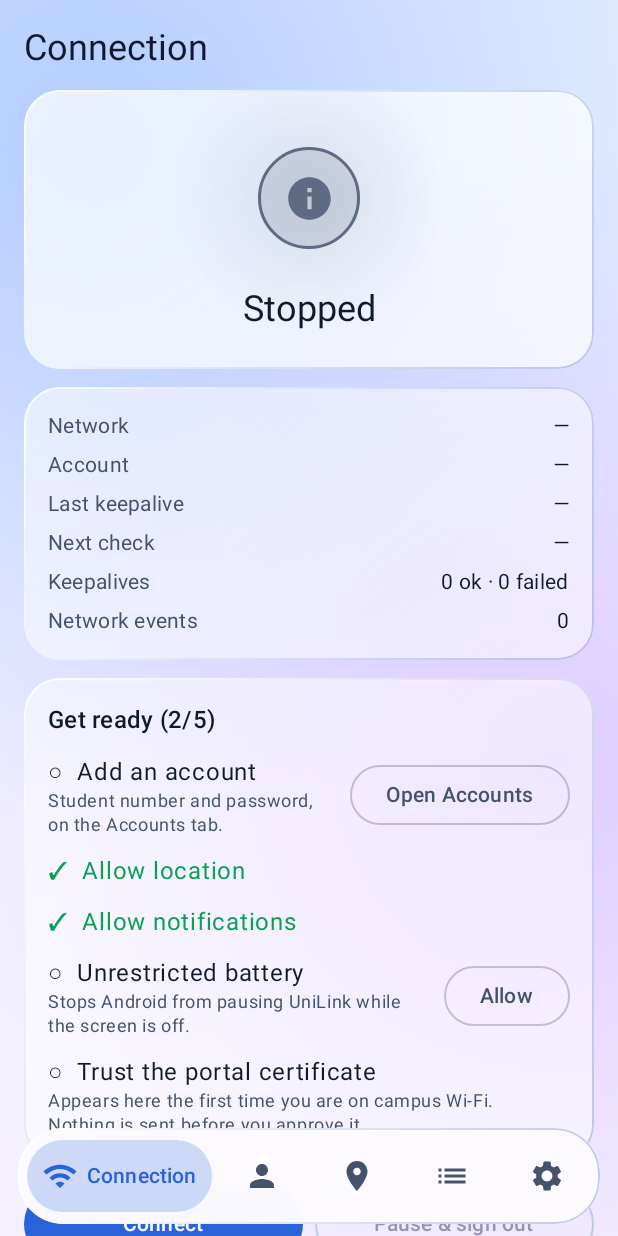
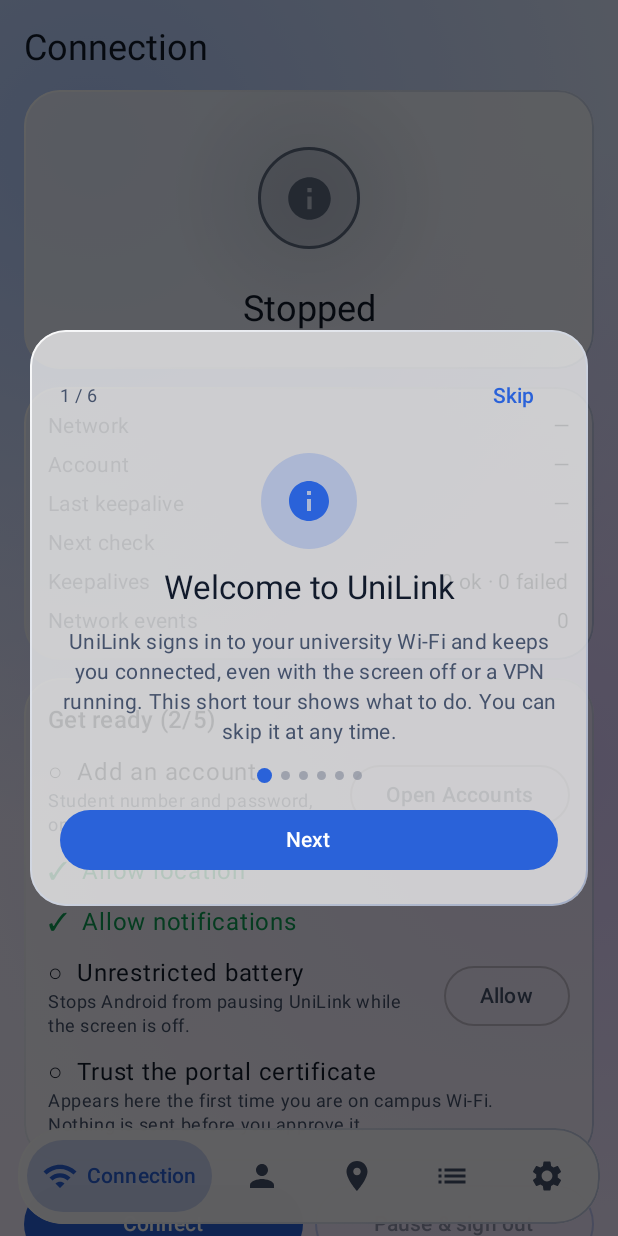
Before and after one commit to Mrzzan05/UniLink-Android, an Android app built with Jetpack Compose: the screen it shows after launch (MainActivity), on a phone screen of 412 x 824 dp. Run offline under Robolectric (Android 15) with nearby library versions, the phone set to English and light mode, and no system bars; pictures from the network do not load.

Commit message:
v1.13.0: first-run tour, battery guide, README and showcase

```diff
--- a/app/build.gradle.kts
+++ b/app/build.gradle.kts
@@ -12,8 +12,8 @@ android {
         applicationId = "ir.unilink.android"
         minSdk = 26
         targetSdk = 35
-        versionCode = 27
-        versionName = "1.12.1"
+        versionCode = 28
+        versionName = "1.13.0"
 
         // Drop translations of libraries we don't ship a UI for (the app itself is en + fa).
         @Suppress("DEPRECATION")
--- a/app/src/main/java/ir/unilink/android/ui/ActivitySettingsScreens.kt
+++ b/app/src/main/java/ir/unilink/android/ui/ActivitySettingsScreens.kt
@@ -224,6 +224,13 @@ fun SettingsScreen(app: UniLinkApp) {
             ) { requestBatteryUnrestricted(ctx) }
         }
 
+        BatteryGuidePanel()
+
+        OutlinedButton(
+            onClick = { app.store.updateSettings { it.copy(tourDone = false) } },
+            modifier = Modifier.padding(top = 6.dp),
+        ) { Text(stringResource(R.string.set_tour_again)) }
+
         AboutPanel()
 
         Button(
--- a/app/src/main/java/ir/unilink/android/ui/AppRoot.kt
+++ b/app/src/main/java/ir/unilink/android/ui/AppRoot.kt
@@ -47,6 +47,7 @@ import androidx.compose.material3.Scaffold
 import androidx.compose.material3.Text
 import androidx.compose.runtime.Composable
 import androidx.compose.runtime.CompositionLocalProvider
+import androidx.compose.runtime.collectAsState
 import androidx.compose.runtime.getValue
 import androidx.compose.runtime.remember
 import androidx.compose.ui.Alignment
@@ -92,6 +93,7 @@ fun AppRoot(app: UniLinkApp) {
     val scope = rememberCoroutineScope()
     val tick = rememberTick()
     val selected = pager.targetPage
+    val appData by app.store.data.collectAsState()
 
     fun goTo(i: Int) {
         scope.launch { pager.animateScrollToPage(i, animationSpec = spring(dampingRatio = 0.85f, stiffness = Spring.StiffnessLow)) }
@@ -177,6 +179,9 @@ fun AppRoot(app: UniLinkApp) {
                 }
             }
         }
+        if (!appData.settings.tourDone) {
+            TourOverlay { app.store.updateSettings { it.copy(tourDone = true) } }
+        }
     }
 }
 
--- /dev/null
+++ b/app/src/main/java/ir/unilink/android/ui/Guide.kt
@@ -0,0 +1,208 @@
+package ir.unilink.android.ui
+
+import android.os.Build
+import androidx.activity.compose.BackHandler
+import androidx.annotation.StringRes
+import androidx.compose.animation.AnimatedContent
+import androidx.compose.animation.core.tween
+import androidx.compose.animation.fadeIn
+import androidx.compose.animation.fadeOut
+import androidx.compose.animation.togetherWith
+import androidx.compose.foundation.background
+import androidx.compose.foundation.clickable
+import androidx.compose.foundation.interaction.MutableInteractionSource
+import androidx.compose.foundation.layout.Arrangement
+import androidx.compose.foundation.layout.Box
+import androidx.compose.foundation.layout.Column
+import androidx.compose.foundation.layout.Row
+import androidx.compose.foundation.layout.fillMaxSize
+import androidx.compose.foundation.layout.fillMaxWidth
+import androidx.compose.foundation.layout.padding
+import androidx.compose.foundation.layout.size
+import androidx.compose.foundation.shape.CircleShape
+import androidx.compose.foundation.shape.RoundedCornerShape
+import androidx.compose.material.icons.Icons
+import androidx.compose.material.icons.filled.Check
+import androidx.compose.material.icons.filled.Info
+import androidx.compose.material.icons.filled.Lock
+import androidx.compose.material.icons.filled.Person
+import androidx.compose.material.icons.filled.Refresh
+import androidx.compose.material.icons.filled.Settings
+import androidx.compose.material3.Button
+import androidx.compose.material3.Icon
+import androidx.compose.material3.MaterialTheme
+import androidx.compose.material3.OutlinedButton
+import androidx.compose.material3.Text
+import androidx.compose.material3.TextButton
+import androidx.compose.runtime.Composable
+import androidx.compose.runtime.getValue
+import androidx.compose.runtime.mutableIntStateOf
+import androidx.compose.runtime.mutableStateOf
+import androidx.compose.runtime.remember
+import androidx.compose.runtime.setValue
+import androidx.compose.ui.Alignment
+import androidx.compose.ui.Modifier
+import androidx.compose.ui.draw.clip
+import androidx.compose.ui.graphics.Color
+import androidx.compose.ui.graphics.vector.ImageVector
+import androidx.compose.ui.platform.LocalContext
+import androidx.compose.ui.res.stringResource
+import androidx.compose.ui.text.style.TextAlign
+import androidx.compose.ui.unit.dp
+import ir.unilink.android.R
+
+private class TourStep(val icon: ImageVector, @StringRes val title: Int, @StringRes val body: Int)
+
+private val tourSteps = listOf(
+    TourStep(Icons.Default.Info, R.string.tour1_title, R.string.tour1_body),
+    TourStep(Icons.Default.Person, R.string.tour2_title, R.string.tour2_body),
+    TourStep(Icons.Default.Lock, R.string.tour3_title, R.string.tour3_body),
+    TourStep(Icons.Default.Check, R.string.tour4_title, R.string.tour4_body),
+    TourStep(Icons.Default.Refresh, R.string.tour5_title, R.string.tour5_body),
+    TourStep(Icons.Default.Settings, R.string.tour6_title, R.string.tour6_body),
+)
+
+/**
+ * First-run tour: a few cards on top of the app. Skip (or Back) closes it at any point and it is
+ * never shown again; Settings can bring it back.
+ */
+@Composable
+fun TourOverlay(onFinish: () -> Unit) {
+    var step by remember { mutableIntStateOf(0) }
+    val last = tourSteps.lastIndex
+    val primary = MaterialTheme.colorScheme.primary
+    val dim = MaterialTheme.colorScheme.onSurfaceVariant
+    BackHandler { onFinish() }
+    Box(
+        Modifier
+            .fillMaxSize()
+            .background(Color.Black.copy(alpha = 0.62f))
+            .clickable(interactionSource = remember { MutableInteractionSource() }, indication = null) { },
+        contentAlignment = Alignment.Center,
+    ) {
+        GlassSurface(Modifier.padding(20.dp).fillMaxWidth(), strong = true) {
+            Column(Modifier.padding(20.dp), verticalArrangement = Arrangement.spacedBy(14.dp)) {
+                Row(Modifier.fillMaxWidth(), verticalAlignment = Alignment.CenterVertically) {
+                    Text(
+                        stringResource(R.string.tour_progress, step + 1, tourSteps.size),
+                        style = MaterialTheme.typography.bodySmall,
+                        color = dim,
+                        modifier = Modifier.weight(1f),
+                    )
+                    TextButton(onClick = onFinish) { Text(stringResource(R.string.tour_skip)) }
+                }
+                AnimatedContent(
+                    targetState = step,
+                    transitionSpec = { fadeIn(tween(220)) togetherWith fadeOut(tween(120)) },
+                    label = "tourStep",
+                ) { i ->
+                    val s = tourSteps[i]
+                    Column(
+                        Modifier.fillMaxWidth(),
+                        horizontalAlignment = Alignment.CenterHorizontally,
+                        verticalArrangement = Arrangement.spacedBy(12.dp),
+                    ) {
+                        Box(
+                            Modifier.size(64.dp).clip(CircleShape).background(primary.copy(alpha = 0.2f)),
+                            contentAlignment = Alignment.Center,
+                        ) { Icon(s.icon, contentDescription = null, tint = primary, modifier = Modifier.size(32.dp)) }
+                        Text(stringResource(s.title), style = MaterialTheme.typography.titleLarge, textAlign = TextAlign.Center)
+                        Text(
+                            stringResource(s.body),
+                            style = MaterialTheme.typography.bodyMedium,
+                            color = dim,
+                            textAlign = TextAlign.Center,
+                        )
+                    }
+                }
+                Row(
+                    Modifier.fillMaxWidth(),
+                    horizontalArrangement = Arrangement.spacedBy(6.dp, Alignment.CenterHorizontally),
+                    verticalAlignment = Alignment.CenterVertically,
+                ) {
+                    for (i in 0..last) {
+                        Box(
+                            Modifier.size(if (i == step) 10.dp else 6.dp).clip(CircleShape)
+                                .background(if (i == step) primary else dim.copy(alpha = 0.35f)),
+                        )
+                    }
+                }
+                Row(Modifier.fillMaxWidth(), horizontalArrangement = Arrangement.spacedBy(10.dp)) {
+                    if (step > 0) {
+                        OutlinedButton(onClick = { step-- }, modifier = Modifier.weight(1f)) {
+                            Text(stringResource(R.string.tour_back))
+                        }
+                    }
+                    Button(
+                        onClick = { if (step == last) onFinish() else step++ },
+                        modifier = Modifier.weight(1f),
+                    ) { Text(stringResource(if (step == last) R.string.tour_done else R.string.tour_next)) }
+                }
+            }
+        }
+    }
+}
+
+private class Brand(val key: String, val name: String, @StringRes val steps: Int, val match: List<String>)
+
+private val brands = listOf(
+    Brand("samsung", "Samsung", R.string.batt_samsung, listOf("samsung")),
+    Brand("xiaomi", "Xiaomi · Redmi · POCO", R.string.batt_xiaomi, listOf("xiaomi", "redmi", "poco")),
+    Brand("huawei", "Huawei · Honor", R.string.batt_huawei, listOf("huawei", "honor")),
+    Brand("oppo", "Oppo · Realme · OnePlus", R.string.batt_oppo, listOf("oppo", "realme", "oneplus")),
+    Brand("vivo", "Vivo · iQOO", R.string.batt_vivo, listOf("vivo", "iqoo")),
+    Brand("other", "Pixel · Motorola · others", R.string.batt_other, listOf("google", "motorola", "nokia", "sony", "asus")),
+)
+
+/** Per-brand steps for letting UniLink run in the background; the phone's own brand opens first. */
+@Composable
+fun BatteryGuidePanel() {
+    val ctx = LocalContext.current
+    val maker = remember { Build.MANUFACTURER.lowercase() }
+    val mine = remember { brands.firstOrNull { b -> b.match.any { it in maker } } ?: brands.last() }
+    val ordered = remember { listOf(mine) + brands.filter { it !== mine } }
+    var open by remember { mutableStateOf(mine.key) }
+    Panel {
+        Text(stringResource(R.string.batt_guide_title), style = MaterialTheme.typography.titleMedium)
+        Text(
+            stringResource(R.string.batt_guide_intro),
+            style = MaterialTheme.typography.bodySmall,
+            color = MaterialTheme.colorScheme.onSurfaceVariant,
+        )
+        ordered.forEach { b ->
+            val isOpen = open == b.key
+            Column(
+                Modifier
+                    .fillMaxWidth()
+                    .clip(RoundedCornerShape(12.dp))
+                    .clickable { open = if (isOpen) "" else b.key }
+                    .padding(vertical = 8.dp),
+            ) {
+                Row(verticalAlignment = Alignment.CenterVertically) {
+                    Text(
+                        if (b === mine) b.name + "  ·  " + stringResource(R.string.batt_your_phone) else b.name,
+                        style = MaterialTheme.typography.titleSmall,
+                        modifier = Modifier.weight(1f),
+                    )
+                    Text(if (isOpen) "−" else "+", style = MaterialTheme.typography.titleMedium)
+                }
+                if (isOpen) {
+                    Text(
+                        stringResource(b.steps),
+                        style = MaterialTheme.typography.bodyMedium,
+                        color = MaterialTheme.colorScheme.onSurfaceVariant,
+                        modifier = Modifier.padding(top = 6.dp),
+                    )
+                }
+            }
+        }
+        OutlinedButton(onClick = { requestBatteryUnrestricted(ctx) }) {
+            Text(stringResource(R.string.batt_open_settings))
+        }
+        Text(
+            stringResource(R.string.batt_guide_note),
+            style = MaterialTheme.typography.bodySmall,
+            color = MaterialTheme.colorScheme.onSurfaceVariant,
+        )
+    }
+}
--- a/app/src/main/res/values/strings.xml
+++ b/app/src/main/res/values/strings.xml
@@ -211,4 +211,33 @@
     <string name="set_prefer_sub">Sign in with the account that has the most data left (needs a recent Refresh data usage). Accounts under 200 MB are tried last. Off: use the list order.</string>
     <string name="set_problems_title">Tell me when no account works</string>
     <string name="set_problems_sub">One quiet notification when every account is out of data, disabled or rejected. It is shown once until a sign-in works again.</string>
+    <string name="tour_skip">Skip</string>
+    <string name="tour_back">Back</string>
+    <string name="tour_next">Next</string>
+    <string name="tour_done">Done</string>
+    <string name="tour_progress">%1$d / %2$d</string>
+    <string name="tour1_title">Welcome to UniLink</string>
+    <string name="tour1_body">UniLink signs in to your university Wi-Fi and keeps you connected, even with the screen off or a VPN running. This short tour shows what to do. You can skip it at any time.</string>
+    <string name="tour2_title">Add your accounts</string>
+    <string name="tour2_body">Open the Accounts tab and tap + to add a student number and password. Add several and UniLink switches to the next one when an account runs out of data.</string>
+    <string name="tour3_title">Trust the portal once</string>
+    <string name="tour3_body">The first time, a certificate card appears on the Connection tab. Compare its fingerprint with the one your browser shows on the normal login page, then tap Trust. No password is sent before you do.</string>
+    <string name="tour4_title">Connect and pause</string>
+    <string name="tour4_body">The Connection tab shows your status and a bar with the data you have left. After that UniLink signs in by itself on campus Wi-Fi. Use Connect to sign in now, or Pause &amp; sign out to stop.</string>
+    <string name="tour5_title">See your remaining data</string>
+    <string name="tour5_body">Tap Refresh data usage on the Accounts tab to read each account's remaining data from the university portal. Settings has Most data first, which uses it to pick the best account.</string>
+    <string name="tour6_title">Let it run in the background</string>
+    <string name="tour6_body">Allow Location (Android needs it to read the Wi-Fi name), Notifications and Unrestricted battery. Settings has a step-by-step battery guide for your phone brand.</string>
+    <string name="set_tour_again">Show the tour again</string>
+    <string name="batt_guide_title">Battery guide for your phone</string>
+    <string name="batt_guide_intro">Some phones stop background apps to save battery, so UniLink misses keepalives and you go offline. Open your phone brand and follow the steps.</string>
+    <string name="batt_your_phone">your phone</string>
+    <string name="batt_open_settings">Open battery permission</string>
+    <string name="batt_guide_note">Menu names differ a little between Android versions. If you cannot find an entry, search for Battery in Settings.</string>
+    <string name="batt_samsung">1. Settings → Apps → UniLink → Battery → choose Unrestricted.\n2. Settings → Battery → Background usage limits: turn off Put unused apps to sleep, and make sure UniLink is not in the Sleeping apps or Deep sleeping apps lists (add it to Never sleeping apps).\n3. Open Recent apps, tap the UniLink icon at the top and choose Keep open.</string>
+    <string name="batt_xiaomi">1. Settings → Apps → Manage apps → UniLink → Battery saver → No restrictions.\n2. On the same page turn on Autostart.\n3. Open Recent apps, press and hold the UniLink card and tap the lock icon so it is not cleared.\n4. Settings → Battery: turn off any battery saver that limits background apps.</string>
+    <string name="batt_huawei">1. Settings → Battery → App launch → UniLink: turn off Manage automatically.\n2. Turn on Auto-launch, Secondary launch and Run in background.\n3. Settings → Apps → UniLink → Battery: allow it to run in the background (Unrestricted).</string>
+    <string name="batt_oppo">1. Settings → Battery → UniLink (or More battery settings → App battery management) → Allow background activity.\n2. Settings → Apps → App management → UniLink: turn on Auto launch (Allow auto-start).\n3. Open Recent apps and lock the UniLink card.</string>
+    <string name="batt_vivo">1. Settings → Battery → Background power consumption management → UniLink → Allow high background power consumption.\n2. Settings → Apps → Autostart: turn UniLink on.\n3. Lock UniLink in Recent apps.</string>
+    <string name="batt_other">1. Settings → Apps → UniLink → App battery usage (or Battery) → Unrestricted.\n2. If your phone has Adaptive Battery or a battery optimisation list, make sure UniLink is not optimised.\n3. Turn off Battery saver while you rely on UniLink, or add UniLink as an exception.</string>
 </resources>
```
Also changed, not shown: 12 other files.
